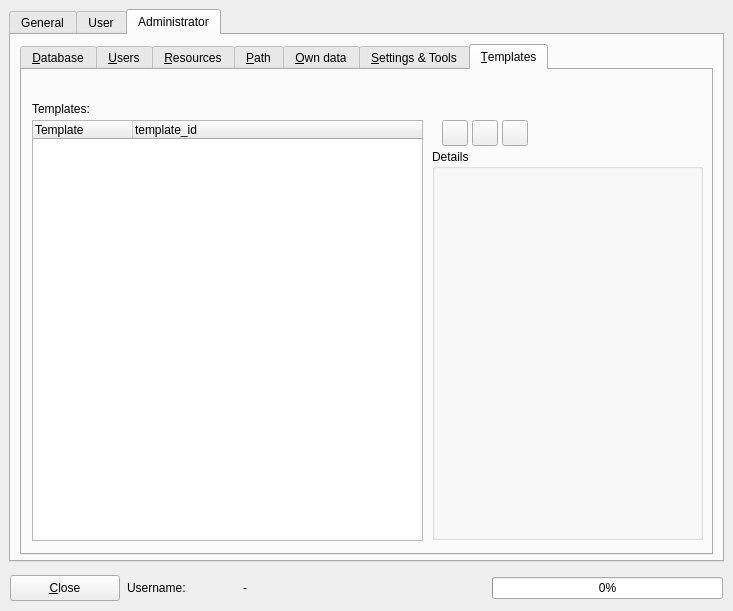
The window that trunk/ui/cfgfrm.ui (BackupTheBerlios/first4-svn) describes before a commit, drawn with Qt 5.
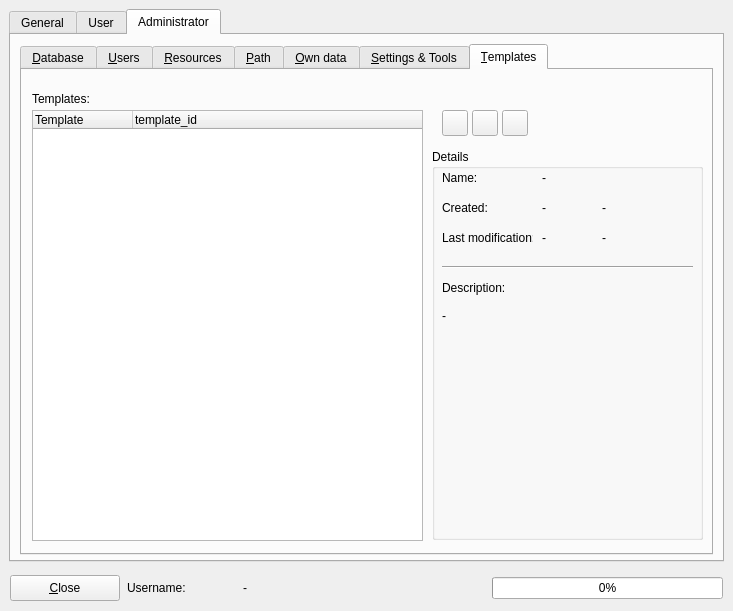
The same window after the commit. The open tabs and pages were chosen to show the change. Icons and pictures are not drawn.

What changed in the file:
```diff
--- a/trunk/ui/cfgfrm.ui
+++ b/trunk/ui/cfgfrm.ui
@@ -4086,9 +4086,9 @@
        <property name="geometry" >
         <rect>
          <x>10</x>
-         <y>50</y>
+         <y>40</y>
          <width>391</width>
-         <height>421</height>
+         <height>431</height>
         </rect>
        </property>
        <column>
@@ -4106,7 +4106,7 @@
        <property name="geometry" >
         <rect>
          <x>420</x>
-         <y>50</y>
+         <y>40</y>
          <width>26</width>
          <height>26</height>
         </rect>
@@ -4134,7 +4134,7 @@
        <property name="geometry" >
         <rect>
          <x>480</x>
-         <y>50</y>
+         <y>40</y>
          <width>26</width>
          <height>26</height>
         </rect>
@@ -4162,7 +4162,7 @@
        <property name="geometry" >
         <rect>
          <x>450</x>
-         <y>50</y>
+         <y>40</y>
          <width>26</width>
          <height>26</height>
         </rect>
@@ -4190,7 +4190,7 @@
        <property name="geometry" >
         <rect>
          <x>10</x>
-         <y>30</y>
+         <y>20</y>
          <width>151</width>
          <height>18</height>
         </rect>
@@ -4211,6 +4211,152 @@
        <property name="title" >
         <string>Details</string>
        </property>
+       <widget class="QLabel" name="label_89" >
+        <property name="geometry" >
+         <rect>
+          <x>10</x>
+          <y>20</y>
+          <width>91</width>
+          <height>18</height>
+         </rect>
+        </property>
+        <property name="text" >
+         <string>Name:</string>
+        </property>
+       </widget>
+       <widget class="QLabel" name="label_90" >
+        <property name="geometry" >
+         <rect>
+          <x>10</x>
+          <y>130</y>
+          <width>71</width>
+          <height>18</height>
+         </rect>
+        </property>
+        <property name="text" >
+         <string>Description:</string>
+        </property>
+       </widget>
+       <widget class="Line" name="line" >
+        <property name="geometry" >
+         <rect>
+          <x>10</x>
+          <y>110</y>
+          <width>251</width>
+          <height>16</height>
+         </rect>
+        </property>
+        <property name="orientation" >
+         <enum>Qt::Horizontal</enum>
+        </property>
+       </widget>
+       <widget class="QLabel" name="label_91" >
+        <property name="geometry" >
+         <rect>
+          <x>10</x>
+          <y>50</y>
+          <width>91</width>
+          <height>18</height>
+         </rect>
+        </property>
+        <property name="text" >
+         <string>Created:</string>
+        </property>
+       </widget>
+       <widget class="QLabel" name="label_93" >
+        <property name="geometry" >
+         <rect>
+          <x>10</x>
+          <y>80</y>
+          <width>91</width>
+          <height>18</height>
+         </rect>
+        </property>
+        <property name="text" >
+         <string>Last modification:</string>
+        </property>
+       </widget>
+       <widget class="QLabel" name="tem_description" >
+        <property name="geometry" >
+         <rect>
+          <x>10</x>
+          <y>160</y>
+          <width>251</width>
+          <height>221</height>
+         </rect>
+        </property>
+        <property name="text" >
+         <string>-</string>
+        </property>
+        <property name="alignment" >
+         <set>Qt::AlignLeading|Qt::AlignLeft|Qt::AlignTop</set>
+        </property>
+       </widget>
+       <widget class="QLabel" name="tem_name" >
+        <property name="geometry" >
+         <rect>
+          <x>110</x>
+          <y>20</y>
+          <width>91</width>
+          <height>18</height>
+         </rect>
+        </property>
+        <property name="text" >
+         <string>-</string>
+        </property>
+       </widget>
+       <widget class="QLabel" name="tem_created" >
+        <property name="geometry" >
+         <rect>
+          <x>110</x>
+          <y>50</y>
+          <width>51</width>
+          <height>18</height>
+         </rect>
+        </property>
+        <property name="text" >
+         <string>-</string>
+        </property>
+       </widget>
+       <widget class="QLabel" name="tem_modification" >
+        <property name="geometry" >
+         <rect>
+          <x>110</x>
+          <y>80</y>
+          <width>51</width>
+          <height>18</height>
+         </rect>
+        </property>
+        <property name="text" >
+         <string>-</string>
+        </property>
+       </widget>
+       <widget class="QLabel" name="tem_createdby" >
+        <property name="geometry" >
+         <rect>
+          <x>170</x>
+          <y>50</y>
+          <width>81</width>
+          <height>18</height>
+         </rect>
+        </property>
+        <property name="text" >
+         <string>-</string>
+        </property>
+       </widget>
+       <widget class="QLabel" name="tem_modificatedby" >
+        <property name="geometry" >
+         <rect>
+          <x>170</x>
+          <y>80</y>
+          <width>81</width>
+          <height>18</height>
+         </rect>
+        </property>
+        <property name="text" >
+         <string>-</string>
+        </property>
+       </widget>
       </widget>
      </widget>
     </widget>
```
Left out of the diff: 8 changed lines with no effect on the pictures.
